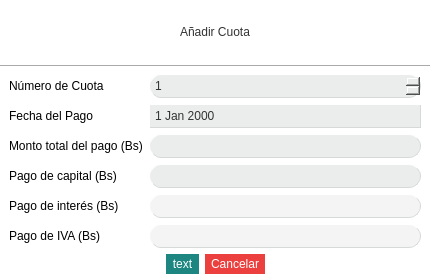
Before: the Qt Designer form Finanzas/AddCuotaEfectiva.ui in altitude-solutions/Finanzas, drawn with Qt 5.
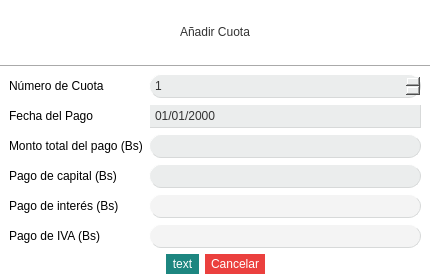
After: the same form once the commit is applied. Icons and pictures are not drawn. Custom widgets are drawn as their Qt base class.

Commit message: all date formats to dd/MM/yyyy

What changed in the file:
```diff
--- a/Finanzas/AddCuotaEfectiva.ui
+++ b/Finanzas/AddCuotaEfectiva.ui
@@ -303,6 +303,9 @@
 
 </string>
        </property>
+       <property name="displayFormat">
+        <string>dd/MM/yyyy</string>
+       </property>
        <property name="calendarPopup">
         <bool>true</bool>
        </property>
```
The commit also changes 7 other files.
